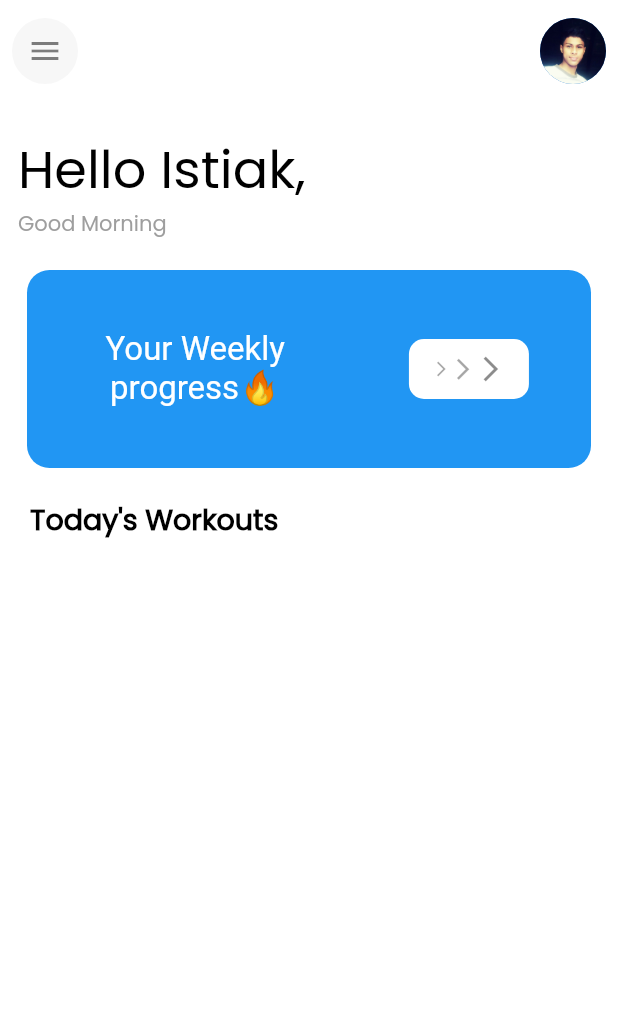
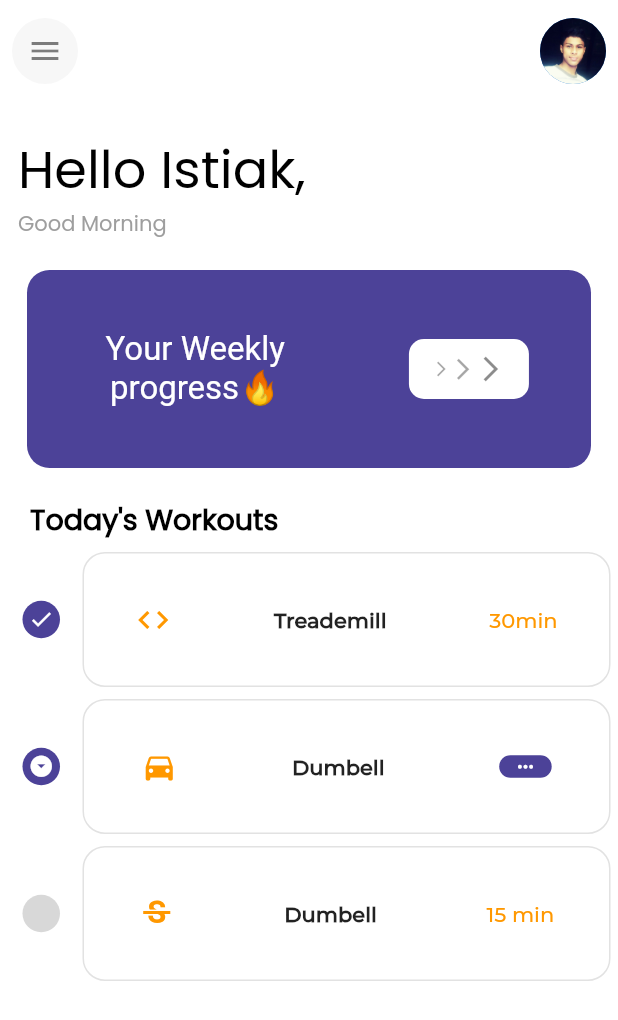
Before and after one commit to Istiak-Ahmed78/BTest, a Flutter app: the screen it shows after launch, after a tap on the "arrow forward ios" icon, on a phone screen of 412 x 824 dp. Shown: the top 1020 px of the screen. Run offline on Flutter 3.47's test engine with Material 2 defaults, Android fonts, the phone set to English and light mode, and no system bars; our stand-ins replace flutter_animation_progress_bar, font_awesome_flutter.

Commit message:
First Commit

```diff
--- a/lib/Pages/HumanPage.dart
+++ b/lib/Pages/humanPage.dart
@@ -1,11 +1,12 @@
 import 'package:flutter/material.dart';
 import 'package:it_is_a_test/Pages/welcomePage.dart';
+import 'package:it_is_a_test/constants.dart';
 
 class HumanPage extends StatelessWidget {
   @override
   Widget build(BuildContext context) {
     return Scaffold(
-      backgroundColor: Colors.blue.withOpacity(0.9),
+      backgroundColor: kThemeColor,
       body: Column(
         mainAxisAlignment: MainAxisAlignment.spaceAround,
         children: <Widget>[
@@ -22,13 +23,18 @@ class HumanPage extends StatelessWidget {
                 'Build your body',
                 style: TextStyle(
                   color: Colors.white,
+                  fontWeight: FontWeight.w800,
                   fontSize: 30,
                   fontFamily: 'Commissioner',
                 ),
               ),
+              SizedBox(
+                height: 4,
+              ),
               Text(
                 'The way you want it.',
                 style: TextStyle(
+                  fontSize: 16,
                   color: Colors.white,
                   fontFamily: 'Commissioner',
                 ),
@@ -44,6 +50,7 @@ class HumanPage extends StatelessWidget {
                   child: FlatButton(
                     onPressed: () {},
                     child: CircleAvatar(
+                      backgroundColor: kthemeButtonColor,
                       child: Text('1'),
                     ),
                   ),
@@ -56,7 +63,10 @@ class HumanPage extends StatelessWidget {
                   child: CircleAvatar(
                     radius: 35,
                     backgroundColor: Colors.white70,
-                    child: Icon(Icons.arrow_forward_ios),
+                    child: Icon(
+                      Icons.arrow_forward_ios,
+                      color: kthemeButtonColor,
+                    ),
                   ),
                 ),
                 Padding(
@@ -64,6 +74,7 @@ class HumanPage extends StatelessWidget {
                   child: FlatButton(
                     onPressed: () {},
                     child: CircleAvatar(
+                      backgroundColor: kthemeButtonColor,
                       child: Text('3'),
                     ),
                   ),
--- a/lib/Pages/welcomePage.dart
+++ b/lib/Pages/welcomePage.dart
@@ -1,6 +1,8 @@
 import 'package:flutter/material.dart';
 import 'package:it_is_a_test/Pages/profilePage.dart';
-import 'package:it_is_a_test/helpers.dart';
+import 'package:font_awesome_flutter/font_awesome_flutter.dart';
+import 'package:it_is_a_test/constants.dart';
+import 'package:it_is_a_test/widgets.dart';
 
 class WelcomePage extends StatelessWidget {
   @override
@@ -65,13 +67,13 @@ class WelcomePage extends StatelessWidget {
                   ],
                 ),
               ),
-              Container(
-                width: double.infinity,
+              // margin: const EdgeInsets.only(top: 20, left: 18, right: 18),
+              Padding(
+                padding: const EdgeInsets.only(top: 20, left: 18, right: 18),
+                child: krectengulerEmtyContainer(
+                  color: kthemeButtonColor,
                   height: 132,
-                margin: const EdgeInsets.only(top: 20, left: 18, right: 18),
-                decoration: BoxDecoration(
-                    color: Colors.blue,
-                    borderRadius: BorderRadius.all(Radius.circular(15))),
+                  weight: double.infinity,
                   child: Stack(
                     children: <Widget>[
                       Row(
@@ -133,6 +135,8 @@ class WelcomePage extends StatelessWidget {
                     ],
                   ),
                 ),
+              ),
+
               Container(
                 width: double.infinity,
                 child: Text(
@@ -145,6 +149,58 @@ class WelcomePage extends StatelessWidget {
                 ),
                 margin: const EdgeInsets.only(top: 20, left: 20),
               ),
+
+              Padding(
+                padding: const EdgeInsets.only(top: 8.0),
+                //kprocessLine is in widgets.dart
+                child: kprocessLine(
+                    context: context,
+                    boxLeadingIcon: Icons.code,
+                    iconOncircle: Icons.check,
+                    boxMiddleText: 'Treademill',
+                    boxTrailing: Text(
+                      '30min',
+                      style:
+                          kTextThemeFontFamily.copyWith(color: Colors.orange),
+                    )),
+              ),
+              Padding(
+                padding: const EdgeInsets.only(top: 8.0),
+                //kprocessLine is in widgets.dart
+                child: kprocessLine(
+                    context: context,
+                    boxLeadingIcon: Icons.directions_car,
+                    iconOncircle: Icons.arrow_drop_down_circle,
+                    boxMiddleText: 'Dumbell',
+                    boxTrailing: Container(
+                      height: 15,
+                      width: 35,
+                      alignment: Alignment.center,
+                      child: Icon(
+                        Icons.more_horiz,
+                        color: Colors.white,
+                        size: 15,
+                      ),
+                      decoration: BoxDecoration(
+                          color: kthemeButtonColor,
+                          borderRadius: BorderRadius.all(Radius.circular(10))),
+                    )),
+              ),
+              Padding(
+                padding: const EdgeInsets.only(top: 8.0),
+                //kprocessLine is in widgets.dart
+                child: kprocessLine(
+                    context: context,
+                    boxLeadingIcon: Icons.strikethrough_s,
+                    iconOncircle: Icons.arrow_drop_down_circle,
+                    boxMiddleText: 'Dumbell',
+                    boxTrailing: Text(
+                      '15 min',
+                      style:
+                          kTextThemeFontFamily.copyWith(color: Colors.orange),
+                    ),
+                    isDisabel: true),
+              )
             ],
           ),
         ),
--- /dev/null
+++ b/lib/constants.dart
@@ -0,0 +1,30 @@
+import 'package:flutter/material.dart';
+
+const kThemeColor = Color.fromRGBO(32, 26, 80, 1);
+const korrangeC = Colors.orange;
+const kgraphProgressC = Colors.white60;
+const kthemeButtonColor = Color.fromRGBO(76, 66, 152, 1);
+const kthemeButtonColorLight = Color.fromRGBO(83, 73, 158, 1);
+const kborderRadius = BorderRadius.all(Radius.circular(30));
+Container krectengulerEmtyContainer(
+    {double height, double weight, Widget child, Color color}) {
+  return Container(
+    child: child,
+    height: height,
+    width: weight,
+    decoration: BoxDecoration(
+        borderRadius: BorderRadius.all(Radius.circular(15)), color: color),
+  );
+}
+
+Container kemtyborderBox(
+    {double height, double wight, Widget child, Color color}) {
+  return Container();
+}
+
+TextStyle kTextThemeFontFamily = TextStyle(fontFamily: 'Montserrat');
+
+BoxDecoration kgrayBorderRadius = BoxDecoration(
+  border: Border.all(color: Colors.grey.withOpacity(0.3), width: 1),
+  borderRadius: BorderRadius.all(Radius.circular(15)),
+);
--- a/lib/main.dart
+++ b/lib/main.dart
@@ -1,5 +1,5 @@
 import 'package:flutter/material.dart';
-import 'package:it_is_a_test/Pages/HumanPage.dart';
+import 'package:it_is_a_test/Pages/humanPage.dart';
 
 void main() {
   runApp(MyApp());
--- /dev/null
+++ b/lib/widgets.dart
@@ -0,0 +1,182 @@
+import 'package:flutter/material.dart';
+import 'package:it_is_a_test/constants.dart';
+import 'package:flutter_animation_progress_bar/flutter_animation_progress_bar.dart';
+
+Container lineBox(
+    {IconData leadingIcon,
+    String middleT,
+    Widget trailing,
+    BuildContext context}) {
+  return Container(
+    height: 90,
+    width: MediaQuery.of(context).size.width - 60,
+    decoration: kgrayBorderRadius,
+    child: Row(
+      mainAxisAlignment: MainAxisAlignment.spaceAround,
+      children: <Widget>[
+        Icon(
+          leadingIcon,
+          color: korrangeC,
+        ),
+        Text(
+          middleT,
+          style: kTextThemeFontFamily.copyWith(fontWeight: FontWeight.bold),
+        ),
+        trailing
+      ],
+    ),
+  );
+}
+
+Row kprocessLine(
+    {BuildContext context,
+    IconData iconOncircle,
+    IconData boxLeadingIcon,
+    String boxMiddleText,
+    bool isDisabel = false,
+    Widget boxTrailing}) {
+  return Row(
+    children: <Widget>[
+      Padding(
+        padding: const EdgeInsets.only(left: 15.0),
+        child: Container(
+          height: 25,
+          width: 25,
+          decoration: BoxDecoration(
+              shape: BoxShape.circle,
+              color:
+                  isDisabel ? Colors.grey.withOpacity(0.4) : kthemeButtonColor),
+          child: isDisabel
+              ? null
+              : Icon(
+                  iconOncircle,
+                  size: 17,
+                  color: Colors.white,
+                ),
+        ),
+      ),
+      Padding(
+        padding: const EdgeInsets.only(left: 15.0),
+        child: lineBox(
+            leadingIcon: boxLeadingIcon,
+            middleT: boxMiddleText,
+            trailing: boxTrailing,
+            context: context),
+      ),
+    ],
+  );
+}
+
+class CaloriBox extends StatelessWidget {
+  @override
+  Widget build(BuildContext context) {
+    return Container(
+      margin: const EdgeInsets.only(top: 38),
+      padding: const EdgeInsets.symmetric(horizontal: 18, vertical: 20),
+      height: 220,
+      width: double.infinity,
+      decoration:
+          BoxDecoration(color: kthemeButtonColor, borderRadius: kborderRadius),
+      child: Column(
+        mainAxisAlignment: MainAxisAlignment.spaceBetween,
+        children: <Widget>[
+          Padding(
+            padding: const EdgeInsets.symmetric(horizontal: 15),
+            child: Row(
+              mainAxisAlignment: MainAxisAlignment.spaceBetween,
+              children: <Widget>[
+                Text(
+                  'Calories',
+                  style: TextStyle(
+                      fontFamily: 'Montserrat',
+                      color: Colors.white,
+                      fontSize: 20),
+                ),
+                Container(
+                  height: 44,
+                  width: 105,
+                  child: Row(
+                    mainAxisAlignment: MainAxisAlignment.center,
+                    children: <Widget>[
+                      Text(
+                        'This week',
+                        style: TextStyle(
+                          color: Colors.white,
+                          fontFamily: 'Montserrat',
+                        ),
+                      ),
+                      Icon(
+                        Icons.arrow_drop_down,
+                        color: Colors.white,
+                      )
+                    ],
+                  ),
+                  decoration: BoxDecoration(
+                      color: Colors.white.withOpacity(0.12),
+                      borderRadius: BorderRadius.all(Radius.circular(15))),
+                )
+              ],
+            ),
+          ),
+          AllGraph()
+        ],
+      ),
+    );
+  }
+}
+
+class AllGraph extends StatelessWidget {
+  @override
+  Widget build(BuildContext context) {
+    return Padding(
+      padding: const EdgeInsets.only(bottom: 8.0, left: 8.0, right: 8),
+      child: Row(
+        mainAxisAlignment: MainAxisAlignment.spaceAround,
+        crossAxisAlignment: CrossAxisAlignment.end,
+        mainAxisSize: MainAxisSize.max,
+        children: <Widget>[
+          singleGraph(56, 'M'),
+          singleGraph(100, 'T'),
+          singleGraph(70, 'W'),
+          singleGraph(50, 'T', isMiddle: true),
+          singleGraph(70, 'F'),
+          singleGraph(40, 'S'),
+          singleGraph(20, 'S')
+        ],
+      ),
+    );
+  }
+}
+
+Column singleGraph(int persnet, String dayLetter, {bool isMiddle = false}) {
+  return Column(
+    mainAxisAlignment: MainAxisAlignment.end,
+    children: <Widget>[
+      isMiddle
+          ? Text(
+              '590',
+              style:
+                  TextStyle(color: Colors.white, fontWeight: FontWeight.bold),
+            )
+          : Container(),
+      Container(
+        height: isMiddle ? 40 : 80,
+        child: FAProgressBar(
+          // displayText: '12',
+          currentValue: isMiddle ? 100 : persnet,
+          progressColor: isMiddle ? korrangeC : kgraphProgressC,
+          direction: Axis.vertical,
+          verticalDirection: VerticalDirection.up,
+          size: 8,
+        ),
+      ),
+      SizedBox(
+        height: 12,
+      ),
+      Text(
+        dayLetter,
+        style: TextStyle(color: kgraphProgressC),
+      )
+    ],
+  );
+}
--- a/pubspec.yaml
+++ b/pubspec.yaml
@@ -31,6 +31,7 @@ dependencies:
 
 dev_dependencies:
   flutter_animation_progress_bar: ^1.0.5
+  font_awesome_flutter: ^8.10.0
   flutter_test:
     sdk: flutter
 
```
Also changed, not shown: lib/Pages/profilePage.dart (+26 -64 lines), pubspec.lock. Lines whose indentation alone changed are shown as unchanged.
